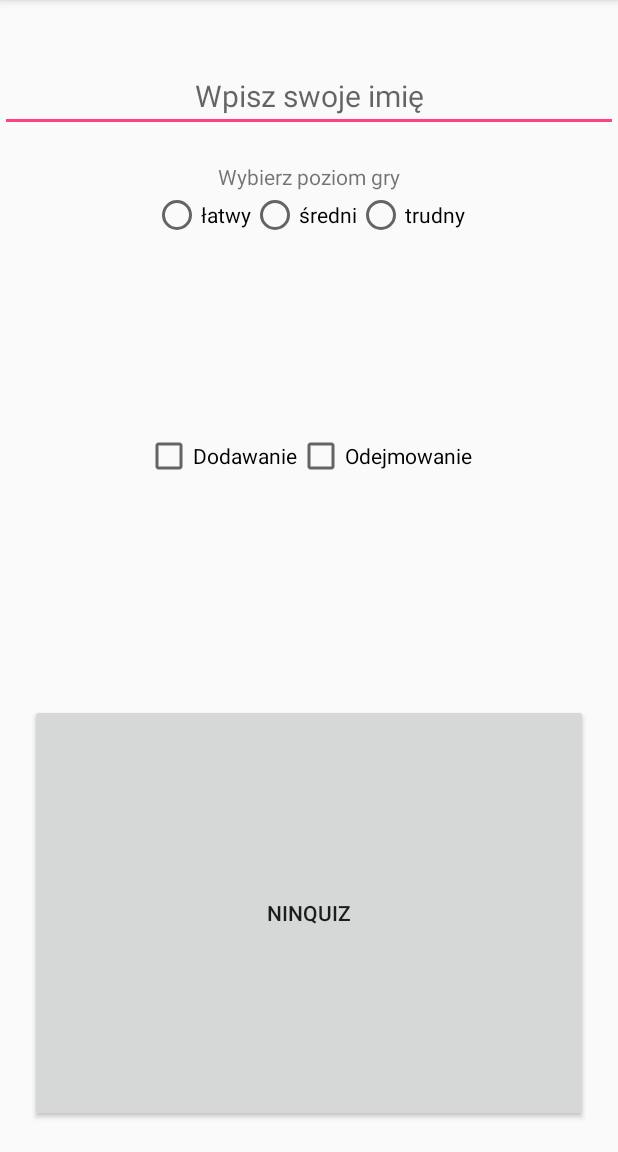
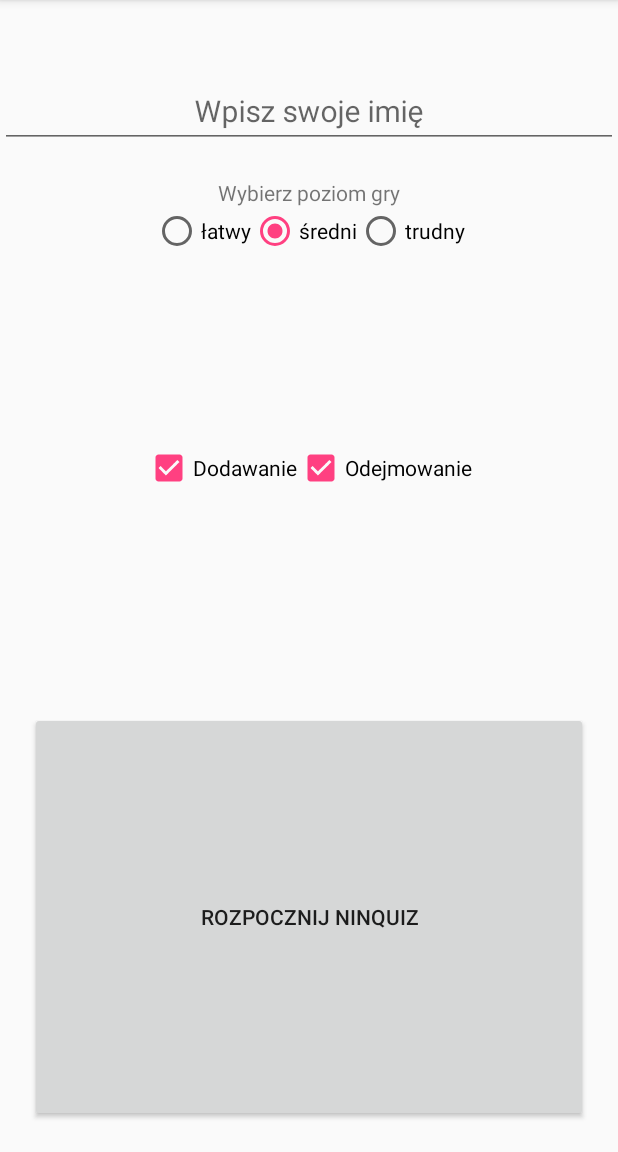
Before and after one commit to mihau87/Ninkulator, an Android app: the screen it shows after launch (QuizMenu), after a tap on "NINQUIZ", on a phone screen of 412 x 824 dp, the part 84-1236 px from its top. Run offline under Robolectric (Android 15) with nearby library versions, the phone set to English and light mode, and no system bars.

Commit message:
Obsługa formularza gracza + popupy

```diff
--- a/app/build.gradle
+++ b/app/build.gradle
@@ -8,7 +8,7 @@ android {
         minSdkVersion 19
         targetSdkVersion 25
         versionCode 1
-        versionName "1.0"
+        versionName "1.0.1"
         testInstrumentationRunner "android.support.test.runner.AndroidJUnitRunner"
     }
     buildTypes {
@@ -26,4 +26,6 @@ dependencies {
     })
     compile 'com.android.support:appcompat-v7:25.0.1'
     testCompile 'junit:junit:4.12'
+
+    compile 'com.android.support:design:25.0.1'
 }
--- a/app/src/main/java/pl/mihau/ninqiuz/MainActivity.java
+++ b/app/src/main/java/pl/mihau/ninqiuz/MainActivity.java
@@ -1,6 +1,8 @@
 package pl.mihau.ninqiuz;
 
+import android.content.DialogInterface;
 import android.content.Intent;
+import android.support.v7.app.AlertDialog;
 import android.support.v7.app.AppCompatActivity;
 import android.os.Bundle;
 import android.support.v7.widget.Toolbar;
@@ -39,5 +41,10 @@ public class MainActivity extends AppCompatActivity {
             Intent intent = new Intent(MainActivity.this, QuizMenu.class);
             startActivity(intent);
         }});
+
+        new AlertDialog.Builder(this)
+                .setTitle("Witaj w NinQuiz!")
+                .setMessage("Buziaki")
+                .show();
     }
 }
--- a/app/src/main/java/pl/mihau/ninqiuz/QuizMenu.java
+++ b/app/src/main/java/pl/mihau/ninqiuz/QuizMenu.java
@@ -1,18 +1,31 @@
 package pl.mihau.ninqiuz;
 
+import android.content.Context;
 import android.content.Intent;
+import android.support.design.widget.TextInputLayout;
 import android.support.v7.app.AppCompatActivity;
 import android.os.Bundle;
 import android.text.TextUtils;
+import android.view.MotionEvent;
 import android.view.View;
+import android.view.inputmethod.InputMethodManager;
 import android.widget.Button;
-import android.widget.TextView;
-
-import java.util.Random;
+import android.widget.EditText;
+import android.widget.RadioButton;
+import android.widget.CheckBox;
 
 public class QuizMenu extends AppCompatActivity {
 
     Button quizButton;
+    RadioButton easyLevelRadio;
+    RadioButton mediumLevelRadio;
+    RadioButton hardLevelRadio;
+    EditText playerNameEditText;
+    CheckBox plusEquationCheckbox;
+    CheckBox minusEquationCheckbox;
+    int radioButtonFlag = 2;
+    int checkBoxFlag = 3;
+
 
     @Override
     protected void onCreate(Bundle savedInstanceState) {
@@ -20,14 +33,57 @@ public class QuizMenu extends AppCompatActivity {
         setContentView(R.layout.activity_quiz_menu);
 
         quizButton = (Button) findViewById(R.id.quizButton);
+        easyLevelRadio = (RadioButton) findViewById(R.id.easyLevelRadio);
+
+        mediumLevelRadio = (RadioButton) findViewById(R.id.mediumLevelRadio);
+        mediumLevelRadio.setChecked(true);
+
+        hardLevelRadio = (RadioButton) findViewById(R.id.hardLevelRadio);
+        playerNameEditText = (EditText) findViewById(R.id.playerNameEditText);
+        playerNameEditText.setFocusable(false);
+
+        plusEquationCheckbox = (CheckBox) findViewById(R.id.plusEquationCheckbox);
+        plusEquationCheckbox.setChecked(true);
+        minusEquationCheckbox = (CheckBox) findViewById(R.id.minusEquationCheckbox);
+        minusEquationCheckbox.setChecked(true);
+
+
+        playerNameEditText.setOnTouchListener(new View.OnTouchListener() {
+            @Override
+            public boolean onTouch(View v, MotionEvent event) {
+                v.setFocusable(true);
+                v.setFocusableInTouchMode(true);
+                return false;
+            }
+        });
 
 
         quizButton.setOnClickListener (new View.OnClickListener()
         {
             @Override
             public void onClick(View view){
-                Intent intent = new Intent(QuizMenu.this, Quiz.class);
-                startActivity(intent);
+                if (TextUtils.isEmpty(playerNameEditText.getText().toString())) {
+
+                    playerNameEditText.setFocusable(true);
+                    playerNameEditText.setFocusableInTouchMode(true);
+                    playerNameEditText.requestFocus();
+                    InputMethodManager imm = (InputMethodManager) getSystemService(Context.INPUT_METHOD_SERVICE);
+                    imm.toggleSoftInput(InputMethodManager.SHOW_FORCED, InputMethodManager.HIDE_IMPLICIT_ONLY);
+
+                    //Informacja o nieuzupełnionym polu
+                    TextInputLayout til = (TextInputLayout) findViewById(R.id.text_input_layout);
+                    til.setErrorEnabled(true);
+                    til.setError("Wpisz swoje imię");
+                }
+                else {
+                    Intent intent = new Intent(QuizMenu.this, Quiz.class);
+                    Bundle extras = new Bundle();
+                    extras.putString("playerName", playerNameEditText.getText().toString());
+                    extras.putInt("difficultyLevel", radioButtonFlag);
+                    extras.putInt("equationType", checkBoxFlag);
+                    intent.putExtras(extras);
+                    startActivity(intent);
+                }
             }});
            }
 }
--- /dev/null
+++ b/app/src/main/java/pl/mihau/ninqiuz/SplashScreen.java
@@ -0,0 +1,40 @@
+package pl.mihau.ninqiuz;
+
+        import android.app.Activity;
+        import android.content.Intent;
+        import android.os.Bundle;
+        import android.util.Log;
+
+public class SplashScreen extends Activity {
+
+    private static final int CZAS = 2000;
+
+    @Override
+    protected void onCreate(Bundle savedInstanceState) {
+        super.onCreate(savedInstanceState);
+        setContentView(R.layout.activity_splashscreen);
+
+        // Uruchom wątek otwierający główną aktywność
+        ActivityStarter starter = new ActivityStarter();
+        starter.start();
+    }
+
+    private class ActivityStarter extends Thread {
+
+        @Override
+        public void run() {
+            try {
+                // tutaj wrzucamy wszystkie akcje potrzebne podczas ładowania aplikacji
+                Thread.sleep(CZAS);
+            } catch (Exception e) {
+                Log.e("SplashScreen", e.getMessage());
+            }
+
+            // Włącz główną aktywność
+            Intent intent = new Intent(SplashScreen.this, MainActivity.class);
+            SplashScreen.this.startActivity(intent);
+            SplashScreen.this.finish();
+        }
+    }
+
+}
--- a/app/src/main/res/layout/activity_main.xml
+++ b/app/src/main/res/layout/activity_main.xml
@@ -24,7 +24,7 @@
         <Button
             android:layout_width="wrap_content"
             android:layout_height="match_parent"
-            android:text="@string/menu_button_nikulator"
+            android:text="@string/launch_button_nikulator"
             android:layout_weight="1"
             android:id="@+id/ninkulatorLaunchButton" />
 
@@ -52,7 +52,7 @@
     <Button
         android:layout_width="wrap_content"
         android:layout_height="match_parent"
-        android:text="@string/menu_button_ninquiz"
+        android:text="@string/launch_button_ninquiz"
         android:layout_weight="1"
         android:id="@+id/quizLaunchButton"/>
 
--- a/app/src/main/res/layout/activity_quiz_menu.xml
+++ b/app/src/main/res/layout/activity_quiz_menu.xml
@@ -20,6 +20,11 @@
             android:layout_width="20dp"
             android:layout_height="wrap_content"
             android:minHeight="20dp"/>
+        <android.support.design.widget.TextInputLayout
+            android:id="@+id/text_input_layout"
+            android:layout_width="match_parent"
+            android:layout_height="wrap_content">
+
 
             <EditText
                 android:layout_width="match_parent"
@@ -29,8 +34,8 @@
                 android:textSize="20sp"
                 android:id="@+id/playerNameEditText"
                 android:inputType="textEmailAddress"
-            android:imeOptions="flagNoExtractUi"
                 android:maxLength="20"/>
+        </android.support.design.widget.TextInputLayout>
 
         <Space
             android:layout_width="20dp"
@@ -56,12 +61,12 @@
                 android:layout_width="match_parent"
                 android:layout_height="wrap_content"
                 android:text="średni"
-                android:id="@+id/mediumeasyLevelRadio"/>
+                android:id="@+id/mediumLevelRadio"/>
             <RadioButton
                 android:layout_width="match_parent"
                 android:layout_height="wrap_content"
                 android:text="trudny"
-                android:id="@+id/hardeasyLevelRadio"/>
+                android:id="@+id/hardLevelRadio"/>
         </RadioGroup>
         <LinearLayout
             android:layout_width="match_parent"
@@ -73,12 +78,12 @@
             android:layout_width="wrap_content"
             android:layout_height="wrap_content"
             android:text="Dodawanie"
-            android:id="@+id/plusRquationCheckbox"/>
+            android:id="@+id/plusEquationCheckbox"/>
         <CheckBox
             android:layout_width="wrap_content"
             android:layout_height="wrap_content"
             android:text="Odejmowanie"
-            android:id="@+id/minusRquationCheckbox"/>
+            android:id="@+id/minusEquationCheckbox"/>
             </LinearLayout>
 
     </LinearLayout>
--- a/app/src/main/res/values/strings.xml
+++ b/app/src/main/res/values/strings.xml
@@ -1,7 +1,8 @@
 <resources>
     <string name="app_name">Ninqiuz</string>
-    <string name="menu_button_ninquiz">Ninquiz</string>
-    <string name="menu_button_nikulator">Ninkulator</string>
+    <string name="menu_button_ninquiz">Rozpocznij NinQuiz</string>
+    <string name="launch_button_ninquiz">Ninquiz</string>
+    <string name="launch_button_nikulator">Ninkulator</string>
     <string name="radiobutton_plus">Dodawanie</string>
     <string name="radiobutton_minus">Odejmowanie</string>
 </resources>
```
Also changed, not shown: app/src/main/AndroidManifest.xml (+9 -4 lines), app/src/main/java/pl/mihau/ninqiuz/Quiz.java (+29 -0 lines), app/src/main/res/layout/activity_splashscreen.xml (added, +10 -0 lines), app/src/main/res/drawable/quizzing.png (added), 1 other file. Lines whose indentation alone changed are shown as unchanged.
